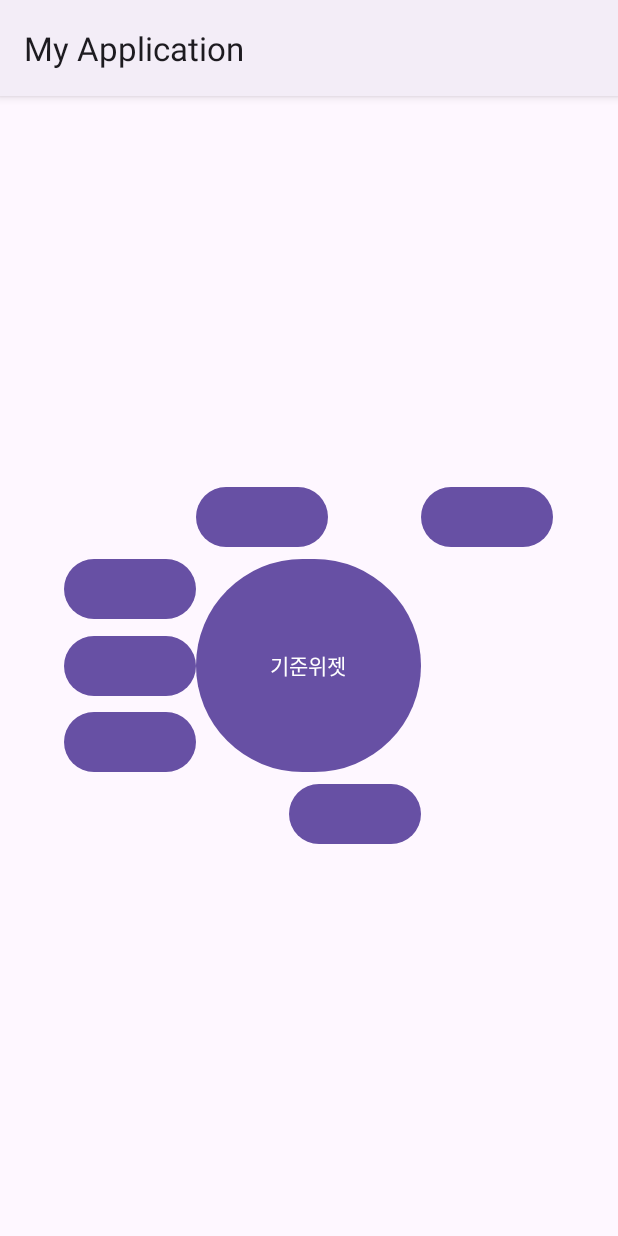
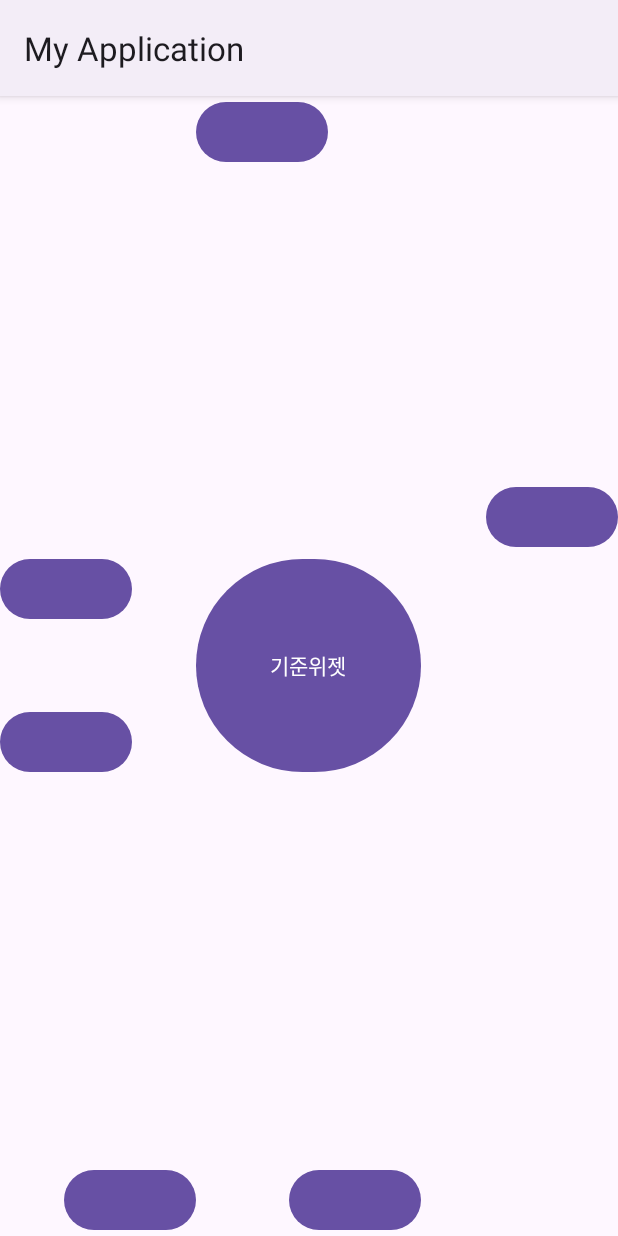
Before and after one commit to hsyoodev/MyApplication, an Android app: the screen it shows after launch (MainActivity), on a phone screen of 412 x 824 dp. Run offline under Robolectric (Android 15) with nearby library versions, the phone set to English and light mode, and no system bars.

Commit message:
RelativeLayout 3

```diff
--- a/app/src/main/res/layout/activity_main.xml
+++ b/app/src/main/res/layout/activity_main.xml
@@ -12,37 +12,38 @@
 
     <Button
         android:layout_alignTop="@id/standartWidget"
-        android:layout_toLeftOf="@id/standartWidget"
+        android:layout_alignParentLeft="true"
+        android:layout_width="wrap_content"
+        android:layout_height="wrap_content" />
+
+
+    <Button
+        android:layout_alignBottom="@id/standartWidget"
+        android:layout_alignParentLeft="true"
         android:layout_width="wrap_content"
         android:layout_height="wrap_content" />
 
     <Button
-        android:layout_alignBaseline="@id/standartWidget"
-        android:layout_toLeftOf="@id/standartWidget"
+        android:layout_alignLeft="@id/standartWidget"
+        android:layout_alignParentTop="true"
         android:layout_width="wrap_content"
         android:layout_height="wrap_content" />
 
     <Button
-        android:layout_alignBottom="@id/standartWidget"
         android:layout_toLeftOf="@id/standartWidget"
+        android:layout_alignParentBottom="true"
         android:layout_width="wrap_content"
         android:layout_height="wrap_content" />
 
     <Button
-        android:layout_above="@id/standartWidget"
-        android:layout_alignLeft="@id/standartWidget"
-        android:layout_width="wrap_content"
-        android:layout_height="wrap_content" />
-
-    <Button
-        android:layout_toRightOf="@id/standartWidget"
+        android:layout_alignParentRight="true"
         android:layout_above="@id/standartWidget"
         android:layout_width="wrap_content"
         android:layout_height="wrap_content" />
 
     <Button
         android:layout_alignRight="@id/standartWidget"
-        android:layout_below="@id/standartWidget"
+        android:layout_alignParentBottom="true"
         android:layout_width="wrap_content"
         android:layout_height="wrap_content" />
 </RelativeLayout>
```
